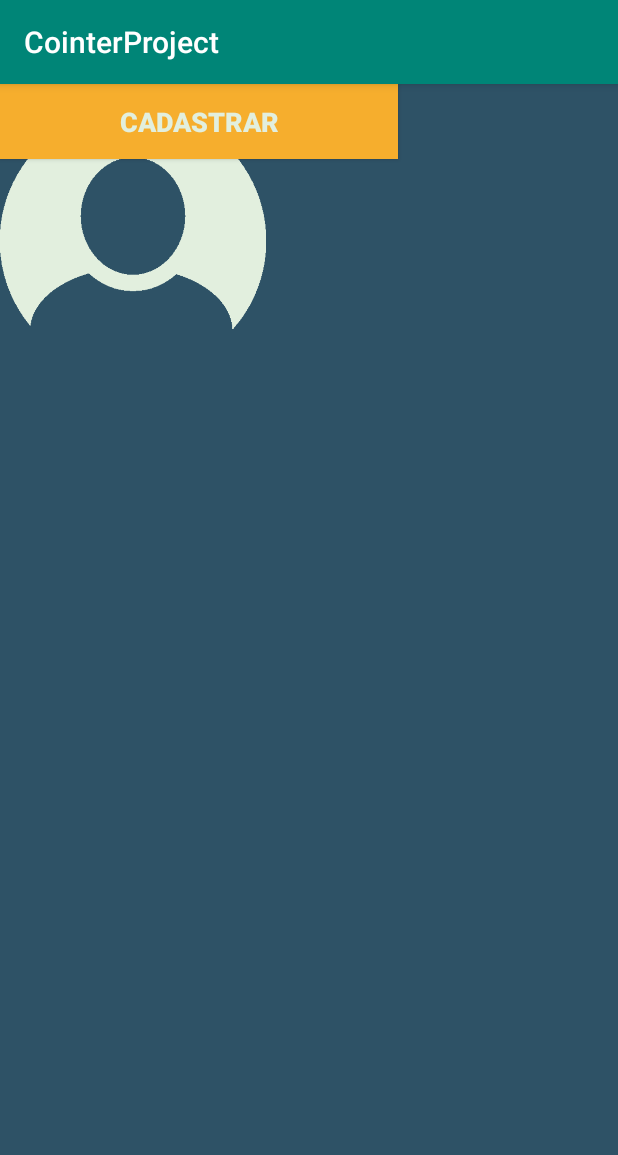
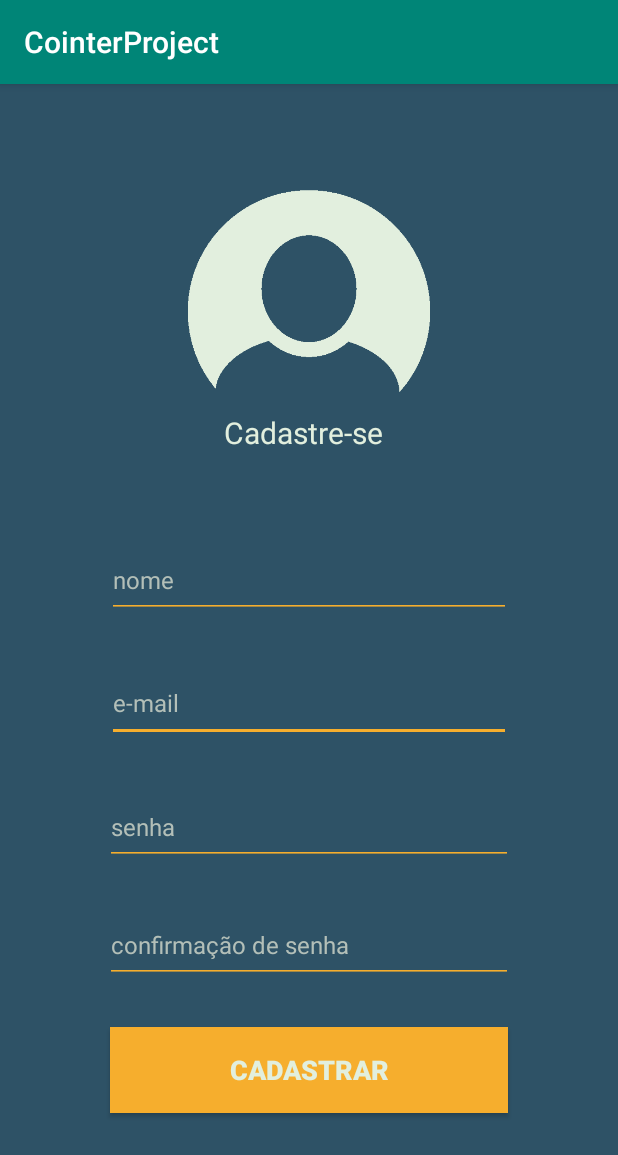
Before and after one commit to italoa7x/projetoPDS, an Android app: the CadastroActivity screen opened directly, with no data from a screen before it, on a phone screen of 412 x 824 dp. Shown: the top 1155 px of the screen. Run offline under Robolectric (Android 15) with nearby library versions, the phone set to English and light mode, and no system bars.

Commit message:
Remoção do atributo "dataNasc"
Foi removido o atributo "dataNasc" e seus métodos get e set.

```diff
--- a/CointerProject/app/src/main/java/br/com/cointerproject/model/Usuario.java
+++ b/CointerProject/app/src/main/java/br/com/cointerproject/model/Usuario.java
@@ -10,7 +10,6 @@ public class Usuario {
     private String nome;
     private String email;
     private String senha;
-    private String dataNasc;
     private Integer id;
     private UsuarioDAO usuarioDAO;
 
@@ -57,10 +56,6 @@ public class Usuario {
         this.id = id;
     }
 
-    public void setDataNasc(String dataNasc) { this.dataNasc = dataNasc; }
-
-    public String getDataNasc() { return dataNasc; }
-
     @Override
     public boolean equals(Object o) {
         if (this == o) return true;
--- a/CointerProject/app/src/main/java/br/com/cointerproject/view/CadastroActivity.java
+++ b/CointerProject/app/src/main/java/br/com/cointerproject/view/CadastroActivity.java
@@ -21,20 +21,19 @@ public class CadastroActivity extends AppCompatActivity {
         EditText tiNome = (EditText) (findViewById(R.id.editTextNome));
         EditText tiEmail = (EditText) (findViewById(R.id.editTextEmail));
         EditText tiSenha = (EditText) (findViewById(R.id.editTextSenha));
-        EditText tiDataNasc = (EditText) (findViewById(R.id.editTextDataNasc));
+        EditText tiSenha2 = (EditText) (findViewById(R.id.editTextSenha2));
 
         boolean ok = true;
 
         ok = Validacao.validarEmail(tiEmail.getText().toString());
         ok = Validacao.validarSenha(tiSenha.getText().toString(), tiNome.getText().toString());
-        ok = Validacao.validarDataNasc(tiDataNasc.getText().toString());
+        if (tiSenha.getText().toString().equals(tiSenha2.getText().toString()) == false) ok = false;
 
         if (ok == true) {
             Usuario usuario = new Usuario();
             usuario.setNome(tiNome.getText().toString());
             usuario.setEmail(tiEmail.getText().toString());
             usuario.setSenha(tiSenha.getText().toString());
-            usuario.setDataNasc(tiDataNasc.getText().toString());
 
             UsuarioDAO dao = new UsuarioDAO();
             dao.salvar(usuario);
--- a/CointerProject/app/src/main/res/layout/activity_cadastro.xml
+++ b/CointerProject/app/src/main/res/layout/activity_cadastro.xml
@@ -9,84 +9,115 @@
 
     <ImageView
         android:id="@+id/userImage"
-        android:layout_width="177dp"
-        android:layout_height="179dp"
-        app:srcCompat="@drawable/user"
-        tools:layout_editor_absoluteX="142dp"
-        tools:layout_editor_absoluteY="29dp" />
+        android:layout_width="180dp"
+        android:layout_height="161dp"
+        android:layout_marginTop="57dp"
+        app:layout_constraintBottom_toTopOf="@+id/textViewCadastre"
+        app:layout_constraintEnd_toEndOf="parent"
+        app:layout_constraintStart_toStartOf="parent"
+        app:layout_constraintTop_toTopOf="parent"
+        app:srcCompat="@drawable/user" />
 
     <TextView
         android:id="@+id/textViewCadastre"
         android:layout_width="114dp"
-        android:layout_height="28dp"
+        android:layout_height="0dp"
+        android:layout_marginBottom="36dp"
         android:text="Cadastre-se"
         android:textColor="#E2EFDE"
         android:textSize="20dp"
-        tools:layout_editor_absoluteX="173dp"
-        tools:layout_editor_absoluteY="208dp" />
+        app:layout_constraintBottom_toTopOf="@+id/editTextNome"
+        app:layout_constraintEnd_toEndOf="parent"
+        app:layout_constraintStart_toStartOf="parent"
+        app:layout_constraintTop_toBottomOf="@+id/userImage" />
+
+    <EditText
+        android:id="@+id/editTextEmail"
+        android:layout_width="0dp"
+        android:layout_height="0dp"
+        android:layout_marginStart="71dp"
+        android:layout_marginEnd="71dp"
+        android:layout_marginBottom="31dp"
+        android:backgroundTint="#F6AE2D"
+        android:ems="10"
+        android:inputType="textPersonName"
+        android:text="e-mail"
+        android:textColor="#B3BFB8"
+        android:textSize="16sp"
+        app:layout_constraintBottom_toTopOf="@+id/editTextSenha"
+        app:layout_constraintEnd_toEndOf="parent"
+        app:layout_constraintStart_toStartOf="parent"
+        app:layout_constraintTop_toBottomOf="@+id/editTextNome" />
+
+    <EditText
+        android:id="@+id/editTextSenha"
+        android:layout_width="0dp"
+        android:layout_height="0dp"
+        android:layout_marginBottom="28dp"
+        android:backgroundTint="#F6AE2D"
+        android:ems="10"
+        android:inputType="textPersonName"
+        android:text="senha"
+        android:textColor="#B3BFB8"
+        android:textSize="16sp"
+        app:layout_constraintBottom_toTopOf="@+id/editTextSenha2"
+        app:layout_constraintEnd_toEndOf="@+id/editTextSenha2"
+        app:layout_constraintStart_toStartOf="@+id/editTextSenha2"
+        app:layout_constraintTop_toBottomOf="@+id/editTextEmail" />
+
+    <EditText
+        android:id="@+id/editTextSenha2"
+        android:layout_width="0dp"
+        android:layout_height="0dp"
+        android:layout_marginStart="70dp"
+        android:layout_marginEnd="70dp"
+        android:layout_marginBottom="29dp"
+        android:backgroundTint="#F6AE2D"
+        android:ems="10"
+        android:inputType="textPersonName"
+        android:text="confirmação de senha"
+        android:textColor="#B3BFB8"
+        android:textSize="16sp"
+        app:layout_constraintBottom_toTopOf="@+id/botaoCadastrar"
+        app:layout_constraintEnd_toEndOf="parent"
+        app:layout_constraintStart_toStartOf="parent"
+        app:layout_constraintTop_toBottomOf="@+id/editTextSenha" />
 
     <Button
         android:id="@+id/botaoCadastrar"
         android:layout_width="265dp"
-        android:layout_height="50dp"
+        android:layout_height="57dp"
+        android:layout_marginStart="73dp"
+        android:layout_marginEnd="73dp"
+        android:layout_marginBottom="82dp"
         android:background="#F6AE2D"
+        android:onClick="cadastrar"
         android:text="Cadastrar"
         android:textColor="#E2EFDE"
         android:textSize="18dp"
         android:textStyle="bold"
-        tools:layout_editor_absoluteX="98dp"
-        tools:layout_editor_absoluteY="571dp" />
+        app:layout_constraintBottom_toBottomOf="parent"
+        app:layout_constraintEnd_toEndOf="parent"
+        app:layout_constraintStart_toStartOf="parent"
+        app:layout_constraintTop_toBottomOf="@+id/editTextSenha2" />
 
     <EditText
         android:id="@+id/editTextNome"
-        android:layout_width="268dp"
-        android:layout_height="45dp"
+        android:layout_width="0dp"
+        android:layout_height="0dp"
+        android:layout_marginStart="71dp"
+        android:layout_marginEnd="71dp"
+        android:layout_marginBottom="31dp"
         android:backgroundTint="#F6AE2D"
         android:ems="10"
         android:inputType="textPersonName"
         android:text="nome"
         android:textColor="#B3BFB8"
         android:textSize="16sp"
-        tools:layout_editor_absoluteX="96dp"
-        tools:layout_editor_absoluteY="272dp" />
-
-    <EditText
-        android:id="@+id/editTextDataNasc"
-        android:layout_width="268dp"
-        android:layout_height="45dp"
-        android:backgroundTint="#F6AE2D"
-        android:ems="10"
-        android:inputType="textPersonName"
-        android:text="data de nascimento"
-        android:textColor="#B3BFB8"
-        android:textSize="16sp"
-        tools:layout_editor_absoluteX="96dp"
-        tools:layout_editor_absoluteY="343dp" />
-
-    <EditText
-        android:id="@+id/editTextSenha"
-        android:layout_width="268dp"
-        android:layout_height="45dp"
-        android:backgroundTint="#F6AE2D"
-        android:ems="10"
-        android:inputType="textPersonName"
-        android:text="senha"
-        android:textColor="#B3BFB8"
-        android:textSize="16sp"
-        tools:layout_editor_absoluteX="96dp"
-        tools:layout_editor_absoluteY="483dp" />
-
-    <EditText
-        android:id="@+id/editTextEmail"
-        android:layout_width="268dp"
-        android:layout_height="45dp"
-        android:backgroundTint="#F6AE2D"
-        android:ems="10"
-        android:inputType="textPersonName"
-        android:text="e-mail"
-        android:textColor="#B3BFB8"
-        android:textSize="16sp"
-        tools:layout_editor_absoluteX="96dp"
-        tools:layout_editor_absoluteY="415dp" />
+        app:layout_constraintBottom_toTopOf="@+id/editTextEmail"
+        app:layout_constraintEnd_toEndOf="parent"
+        app:layout_constraintHorizontal_bias="1.0"
+        app:layout_constraintStart_toStartOf="parent"
+        app:layout_constraintTop_toBottomOf="@+id/textViewCadastre" />
 
 </androidx.constraintlayout.widget.ConstraintLayout>
```
